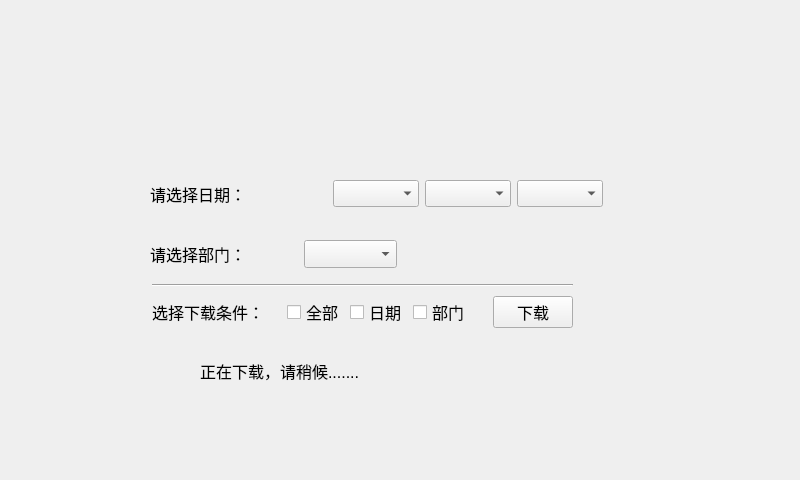
Old version of the form downloadwindow.ui in the repository jindezhang/kqj.
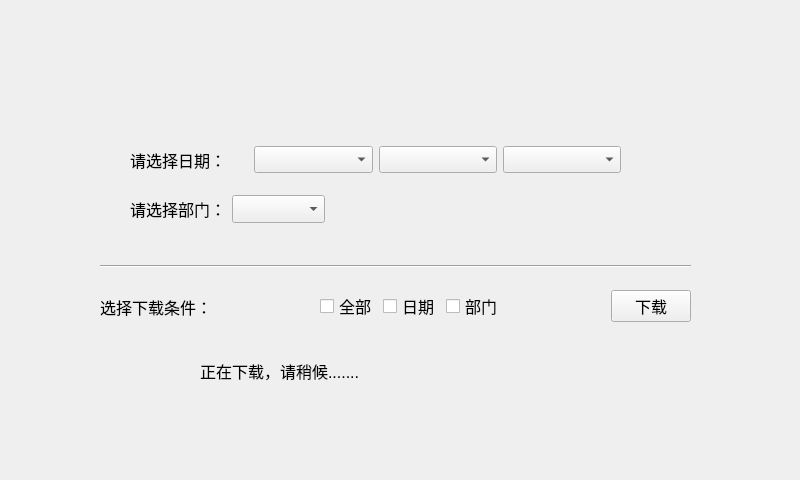
New version of the form. Custom widgets are drawn as their Qt base class.

```diff
--- a/downloadwindow.ui
+++ b/downloadwindow.ui
@@ -76,10 +76,116 @@
    <widget class="QWidget" name="">
     <property name="geometry">
      <rect>
-      <x>152</x>
-      <y>281</y>
-      <width>421</width>
-      <height>51</height>
+      <x>130</x>
+      <y>130</y>
+      <width>491</width>
+      <height>111</height>
+     </rect>
+    </property>
+    <layout class="QVBoxLayout" name="verticalLayout_2">
+     <item>
+      <layout class="QHBoxLayout" name="horizontalLayout_2">
+       <item>
+        <widget class="QLabel" name="label_2">
+         <property name="font">
+          <font>
+           <pointsize>12</pointsize>
+          </font>
+         </property>
+         <property name="text">
+          <string>请选择日期：</string>
+         </property>
+        </widget>
+       </item>
+       <item>
+        <widget class="QComboBox" name="cbb_year">
+         <property name="font">
+          <font>
+           <pointsize>12</pointsize>
+          </font>
+         </property>
+        </widget>
+       </item>
+       <item>
+        <widget class="QComboBox" name="cbb_month">
+         <property name="font">
+          <font>
+           <pointsize>12</pointsize>
+          </font>
+         </property>
+        </widget>
+       </item>
+       <item>
+        <widget class="QComboBox" name="cbb_day">
+         <property name="font">
+          <font>
+           <pointsize>12</pointsize>
+          </font>
+         </property>
+        </widget>
+       </item>
+      </layout>
+     </item>
+     <item>
+      <layout class="QHBoxLayout" name="horizontalLayout_4">
+       <item>
+        <widget class="QLabel" name="label_4">
+         <property name="font">
+          <font>
+           <pointsize>12</pointsize>
+          </font>
+         </property>
+         <property name="text">
+          <string>请选择部门：</string>
+         </property>
+        </widget>
+       </item>
+       <item>
+        <widget class="QComboBox" name="cbb_depart">
+         <property name="font">
+          <font>
+           <pointsize>13</pointsize>
+          </font>
+         </property>
+        </widget>
+       </item>
+       <item>
+        <spacer name="horizontalSpacer_7">
+         <property name="orientation">
+          <enum>Qt::Horizontal</enum>
+         </property>
+         <property name="sizeHint" stdset="0">
+          <size>
+           <width>40</width>
+           <height>20</height>
+          </size>
+         </property>
+        </spacer>
+       </item>
+       <item>
+        <spacer name="horizontalSpacer_8">
+         <property name="orientation">
+          <enum>Qt::Horizontal</enum>
+         </property>
+         <property name="sizeHint" stdset="0">
+          <size>
+           <width>40</width>
+           <height>20</height>
+          </size>
+         </property>
+        </spacer>
+       </item>
+      </layout>
+     </item>
+    </layout>
+   </widget>
+   <widget class="QWidget" name="">
+    <property name="geometry">
+     <rect>
+      <x>100</x>
+      <y>250</y>
+      <width>591</width>
+      <height>91</height>
      </rect>
     </property>
     <layout class="QVBoxLayout" name="verticalLayout">
@@ -111,8 +217,8 @@
          </property>
          <property name="sizeHint" stdset="0">
           <size>
-           <width>40</width>
-           <height>20</height>
+           <width>13</width>
+           <height>35</height>
           </size>
          </property>
         </spacer>
@@ -160,8 +266,8 @@
          </property>
          <property name="sizeHint" stdset="0">
           <size>
-           <width>40</width>
-           <height>20</height>
+           <width>13</width>
+           <height>35</height>
           </size>
          </property>
         </spacer>
@@ -182,116 +288,14 @@
      </item>
     </layout>
    </widget>
-   <widget class="QWidget" name="">
-    <property name="geometry">
-     <rect>
-      <x>150</x>
-      <y>180</y>
-      <width>453</width>
-      <height>28</height>
-     </rect>
-    </property>
-    <layout class="QHBoxLayout" name="horizontalLayout_2">
-     <item>
-      <widget class="QLabel" name="label_2">
-       <property name="font">
-        <font>
-         <pointsize>12</pointsize>
-        </font>
-       </property>
-       <property name="text">
-        <string>请选择日期：</string>
-       </property>
-      </widget>
-     </item>
-     <item>
-      <spacer name="horizontalSpacer_3">
-       <property name="orientation">
-        <enum>Qt::Horizontal</enum>
-       </property>
-       <property name="sizeHint" stdset="0">
-        <size>
-         <width>40</width>
-         <height>20</height>
-        </size>
-       </property>
-      </spacer>
-     </item>
-     <item>
-      <widget class="QComboBox" name="cbb_year">
-       <property name="font">
-        <font>
-         <pointsize>12</pointsize>
-        </font>
-       </property>
-      </widget>
-     </item>
-     <item>
-      <widget class="QComboBox" name="cbb_month">
-       <property name="font">
-        <font>
-         <pointsize>12</pointsize>
-        </font>
-       </property>
-      </widget>
-     </item>
-     <item>
-      <widget class="QComboBox" name="cbb_day">
-       <property name="font">
-        <font>
-         <pointsize>12</pointsize>
-        </font>
-       </property>
-      </widget>
-     </item>
-    </layout>
-   </widget>
-   <widget class="QWidget" name="">
-    <property name="geometry">
-     <rect>
-      <x>150</x>
-      <y>240</y>
-      <width>247</width>
-      <height>28</height>
-     </rect>
-    </property>
-    <layout class="QHBoxLayout" name="horizontalLayout_4">
-     <item>
-      <widget class="QLabel" name="label_4">
-       <property name="font">
-        <font>
-         <pointsize>12</pointsize>
-        </font>
-       </property>
-       <property name="text">
-        <string>请选择部门：</string>
-       </property>
-      </widget>
-     </item>
-     <item>
-      <spacer name="horizontalSpacer_5">
-       <property name="orientation">
-        <enum>Qt::Horizontal</enum>
-       </property>
-       <property name="sizeHint" stdset="0">
-        <size>
-         <width>40</width>
-         <height>20</height>
-        </size>
-       </property>
-      </spacer>
-     </item>
-     <item>
-      <widget class="QComboBox" name="cbb_depart">
-       <property name="font">
-        <font>
-         <pointsize>13</pointsize>
-        </font>
-       </property>
-      </widget>
-     </item>
-    </layout>
-   </widget>
+   <zorder>l_tip</zorder>
+   <zorder>layoutWidget_2</zorder>
+   <zorder>layoutWidget</zorder>
+   <zorder>layoutWidget</zorder>
+   <zorder>layoutWidget</zorder>
+   <zorder>horizontalSpacer_7</zorder>
+   <zorder>horizontalSpacer_8</zorder>
+   <zorder></zorder>
   </widget>
  </widget>
  <customwidgets>
```
